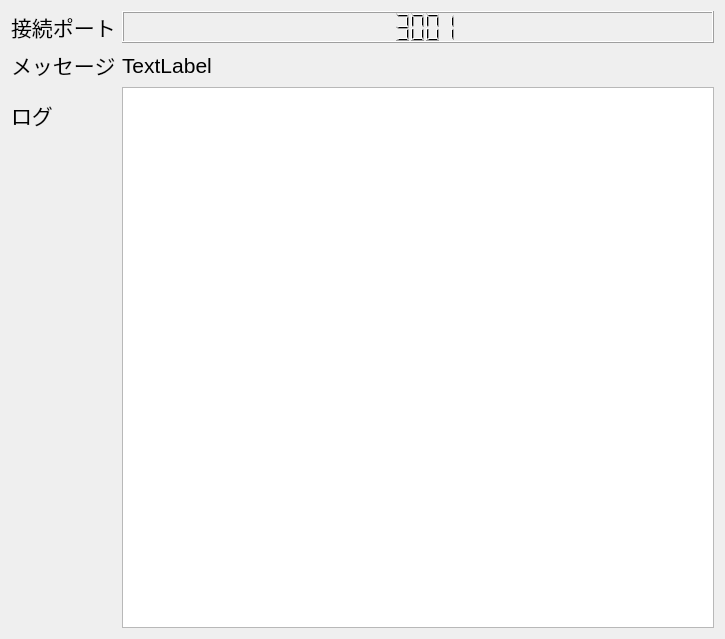
Above: device_control_server/qt_server.ui from oya3/device_control before the change. Below: the same form after it.
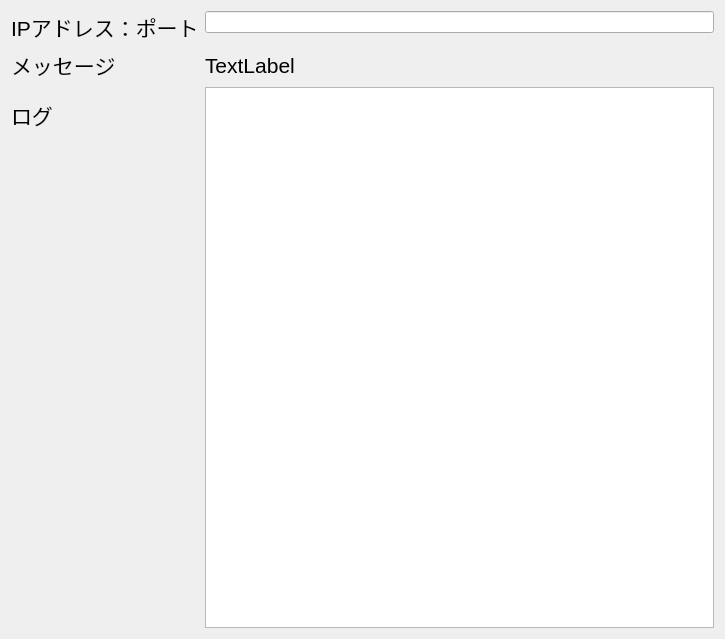
That is the form after the change.

Commit message: PaSoRiサーバのアドレスを指定できるよう修正

```diff
--- a/device_control_server/qt_server.ui
+++ b/device_control_server/qt_server.ui
@@ -19,6 +19,9 @@
   <layout class="QGridLayout" name="gridLayout">
    <item row="0" column="0">
     <layout class="QFormLayout" name="formLayout">
+     <property name="fieldGrowthPolicy">
+      <enum>QFormLayout::AllNonFixedFieldsGrow</enum>
+     </property>
      <item row="0" column="0">
       <widget class="QLabel" name="label_port">
        <property name="font">
@@ -27,16 +30,12 @@
         </font>
        </property>
        <property name="text">
-        <string>接続ポート</string>
+        <string>IPアドレス：ポート</string>
        </property>
       </widget>
      </item>
      <item row="0" column="1">
-      <widget class="QLCDNumber" name="lcdNumber_port">
-       <property name="intValue" stdset="0">
-        <number>3001</number>
-       </property>
-      </widget>
+      <widget class="QLineEdit" name="lineEdit_ip"/>
      </item>
      <item row="1" column="0">
       <widget class="QLabel" name="label_msg">
```
Left out of the diff: 2 changed lines with no effect on the pictures. The commit also changes 5 other files.
